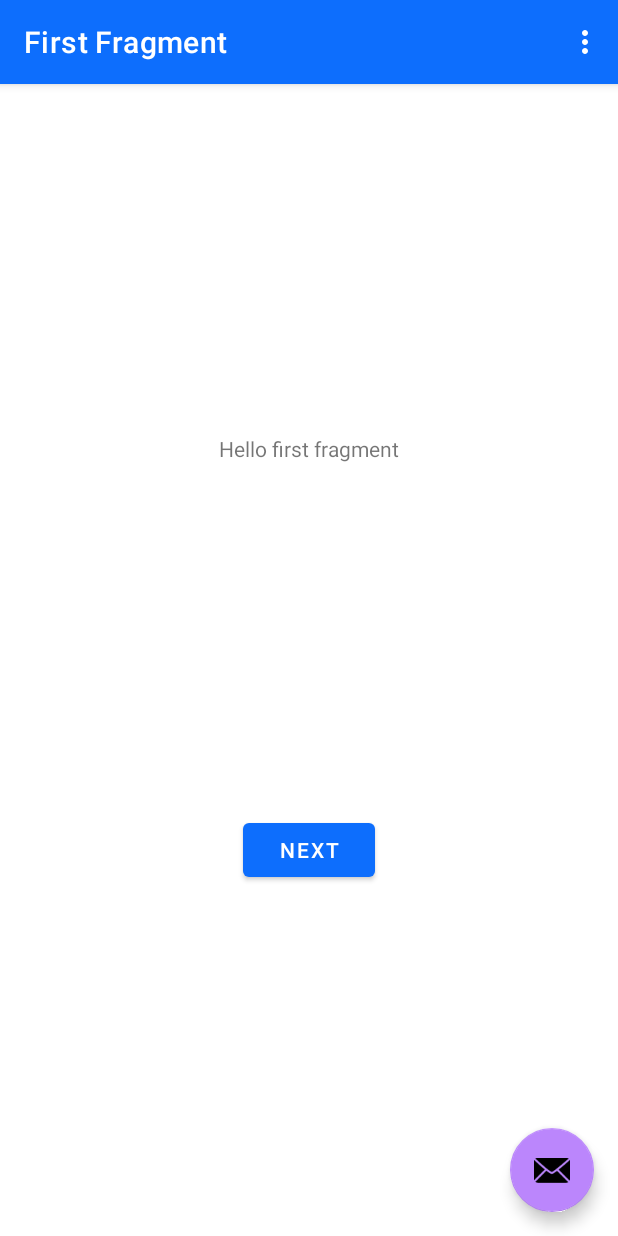
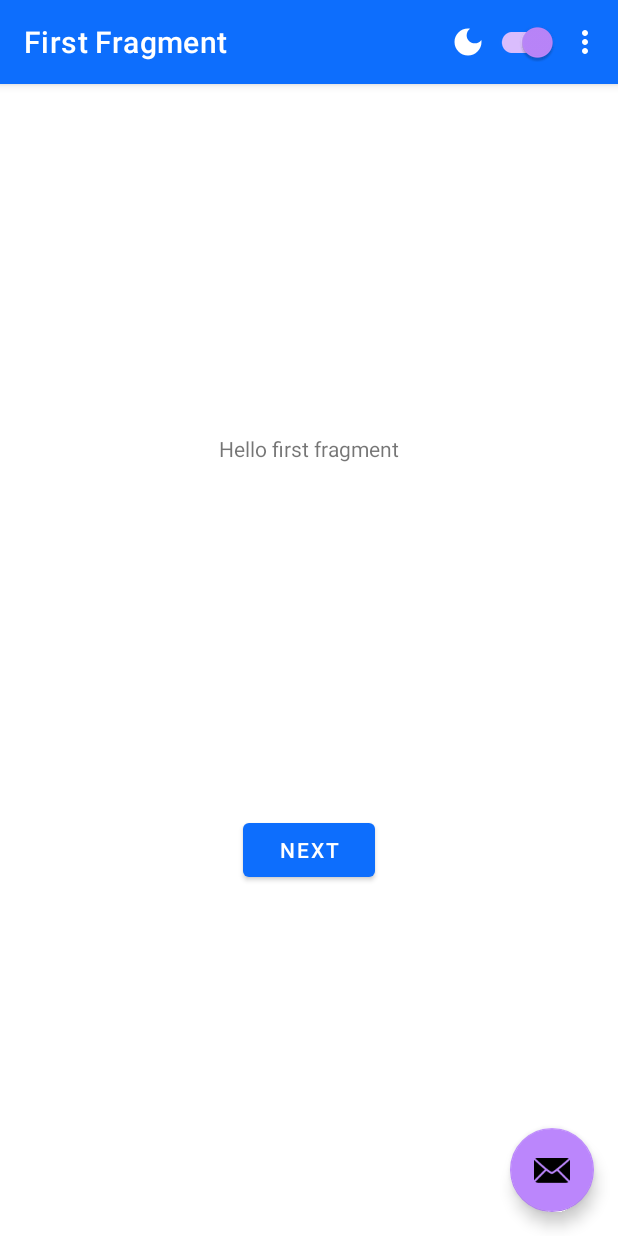
Before and after one commit to MiguelJeronimo/Pokefan, an Android app: the screen it shows after launch (MainActivity), on a phone screen of 412 x 824 dp. Run offline under Robolectric (Android 15) with nearby library versions, the phone set to English and light mode, and no system bars; our stand-ins replace navigation-ui.

Commit message:
Implementación del modo claro y obscuro con shared preferences

```diff
--- a/app/src/main/java/com/miguel/pokefan/MainActivity.kt
+++ b/app/src/main/java/com/miguel/pokefan/MainActivity.kt
@@ -1,21 +1,23 @@
 package com.miguel.pokefan
 
 import android.os.Bundle
-import com.google.android.material.snackbar.Snackbar
+import android.view.Menu
+import android.view.MenuItem
 import androidx.appcompat.app.AppCompatActivity
+import androidx.appcompat.app.AppCompatDelegate
 import androidx.navigation.findNavController
 import androidx.navigation.ui.AppBarConfiguration
 import androidx.navigation.ui.navigateUp
 import androidx.navigation.ui.setupActionBarWithNavController
-import android.view.Menu
-import android.view.MenuItem
+import com.google.android.material.snackbar.Snackbar
 import com.miguel.pokefan.databinding.ActivityMainBinding
+import com.miguel.pokefan.utilidades.ThemesLightDark
 
 class MainActivity : AppCompatActivity() {
 
     private lateinit var appBarConfiguration: AppBarConfiguration
     private lateinit var binding: ActivityMainBinding
-
+    private var temas = ThemesLightDark()
     override fun onCreate(savedInstanceState: Bundle?) {
         super.onCreate(savedInstanceState)
 
@@ -31,6 +33,50 @@ class MainActivity : AppCompatActivity() {
         binding.fab.setOnClickListener { view ->
             Snackbar.make(view, "Replace with your own action", Snackbar.LENGTH_LONG)
                 .setAction("Action", null).show()
+        }
+        // en este when validaremos si no tiene tema el shared y de no ser asi almacenar el tema claro
+        val temaa = temas.MostrarTema(AppCompatDelegate.getDefaultNightMode(), this) != null
+        if (temaa){
+            AppCompatDelegate.setDefaultNightMode(
+                temas.MostrarTema(
+                    AppCompatDelegate.MODE_NIGHT_NO,
+                    applicationContext
+                )!!.toInt()
+            )
+        } else{
+            temas.GuardarTema(AppCompatDelegate.MODE_NIGHT_NO, applicationContext)
+            AppCompatDelegate.setDefaultNightMode(
+                temas.MostrarTema(
+                    AppCompatDelegate.MODE_NIGHT_NO,
+                    applicationContext
+                )!!.toInt()
+            )
+        }
+
+        //agregando los iconos de modo claro y obscuro al switch
+        val lighTheme = AppCompatDelegate.getDefaultNightMode() == AppCompatDelegate.MODE_NIGHT_NO
+        if(lighTheme){
+            binding.imgMode.setImageResource(R.drawable.icon_dark_mode)
+            binding.statusMode.isChecked = true
+        } else{
+            binding.imgMode.setImageResource(R.drawable.icon_light_mode)
+        }
+
+        binding.statusMode.setOnCheckedChangeListener { _, isChecked ->
+            if (isChecked){
+                if(AppCompatDelegate.getDefaultNightMode() == AppCompatDelegate.MODE_NIGHT_YES){
+                    binding.imgMode.setImageResource(R.drawable.icon_dark_mode)
+                    AppCompatDelegate.setDefaultNightMode(AppCompatDelegate.MODE_NIGHT_NO)
+                    temas.GuardarTema(AppCompatDelegate.MODE_NIGHT_NO,this)
+                    print(AppCompatDelegate.getDefaultNightMode())
+                }
+            } else{
+                if (AppCompatDelegate.getDefaultNightMode() == AppCompatDelegate.MODE_NIGHT_NO){
+                    print(AppCompatDelegate.getDefaultNightMode())
+                    binding.imgMode.setImageResource(R.drawable.icon_light_mode)
+                    AppCompatDelegate.setDefaultNightMode(AppCompatDelegate.MODE_NIGHT_YES)
+                    temas.GuardarTema(AppCompatDelegate.MODE_NIGHT_YES,this)}
+            }
         }
     }
 
--- /dev/null
+++ b/app/src/main/res/drawable/icon_dark_mode.xml
@@ -0,0 +1,5 @@
+<vector android:height="24dp" android:tint="@android:color/white"
+    android:viewportHeight="24" android:viewportWidth="24"
+    android:width="24dp" xmlns:android="http://schemas.android.com/apk/res/android">
+    <path android:fillColor="@android:color/white" android:pathData="M12,3c-4.97,0 -9,4.03 -9,9s4.03,9 9,9s9,-4.03 9,-9c0,-0.46 -0.04,-0.92 -0.1,-1.36c-0.98,1.37 -2.58,2.26 -4.4,2.26c-2.98,0 -5.4,-2.42 -5.4,-5.4c0,-1.81 0.89,-3.42 2.26,-4.4C12.92,3.04 12.46,3 12,3L12,3z"/>
+</vector>
--- /dev/null
+++ b/app/src/main/res/drawable/icon_light_mode.xml
@@ -0,0 +1,5 @@
+<vector android:height="24dp" android:tint="@android:color/white"
+    android:viewportHeight="24" android:viewportWidth="24"
+    android:width="24dp" xmlns:android="http://schemas.android.com/apk/res/android">
+    <path android:fillColor="@android:color/white" android:pathData="M12,7c-2.76,0 -5,2.24 -5,5s2.24,5 5,5s5,-2.24 5,-5S14.76,7 12,7L12,7zM2,13l2,0c0.55,0 1,-0.45 1,-1s-0.45,-1 -1,-1l-2,0c-0.55,0 -1,0.45 -1,1S1.45,13 2,13zM20,13l2,0c0.55,0 1,-0.45 1,-1s-0.45,-1 -1,-1l-2,0c-0.55,0 -1,0.45 -1,1S19.45,13 20,13zM11,2v2c0,0.55 0.45,1 1,1s1,-0.45 1,-1V2c0,-0.55 -0.45,-1 -1,-1S11,1.45 11,2zM11,20v2c0,0.55 0.45,1 1,1s1,-0.45 1,-1v-2c0,-0.55 -0.45,-1 -1,-1C11.45,19 11,19.45 11,20zM5.99,4.58c-0.39,-0.39 -1.03,-0.39 -1.41,0c-0.39,0.39 -0.39,1.03 0,1.41l1.06,1.06c0.39,0.39 1.03,0.39 1.41,0s0.39,-1.03 0,-1.41L5.99,4.58zM18.36,16.95c-0.39,-0.39 -1.03,-0.39 -1.41,0c-0.39,0.39 -0.39,1.03 0,1.41l1.06,1.06c0.39,0.39 1.03,0.39 1.41,0c0.39,-0.39 0.39,-1.03 0,-1.41L18.36,16.95zM19.42,5.99c0.39,-0.39 0.39,-1.03 0,-1.41c-0.39,-0.39 -1.03,-0.39 -1.41,0l-1.06,1.06c-0.39,0.39 -0.39,1.03 0,1.41s1.03,0.39 1.41,0L19.42,5.99zM7.05,18.36c0.39,-0.39 0.39,-1.03 0,-1.41c-0.39,-0.39 -1.03,-0.39 -1.41,0l-1.06,1.06c-0.39,0.39 -0.39,1.03 0,1.41s1.03,0.39 1.41,0L7.05,18.36z"/>
+</vector>
--- a/app/src/main/res/layout/activity_main.xml
+++ b/app/src/main/res/layout/activity_main.xml
@@ -16,7 +16,23 @@
             android:layout_width="match_parent"
             android:layout_height="?attr/actionBarSize"
             android:background="?attr/colorPrimary"
-            app:popupTheme="@style/Theme.Pokefan.PopupOverlay" />
+            app:popupTheme="@style/Theme.Pokefan.PopupOverlay"
+            >
+
+            <com.google.android.material.switchmaterial.SwitchMaterial
+                android:id="@+id/status_mode"
+                android:layout_width="wrap_content"
+                android:layout_gravity="end"
+                android:layout_height="match_parent"/>
+            <ImageView
+                android:id="@+id/img_mode"
+                android:layout_width="wrap_content"
+                android:layout_height="match_parent"
+                android:layout_gravity="end"
+                android:src="@drawable/icon_light_mode"
+                tools:src="@drawable/icon_light_mode"
+                />
+        </androidx.appcompat.widget.Toolbar>
 
     </com.google.android.material.appbar.AppBarLayout>
 
```
